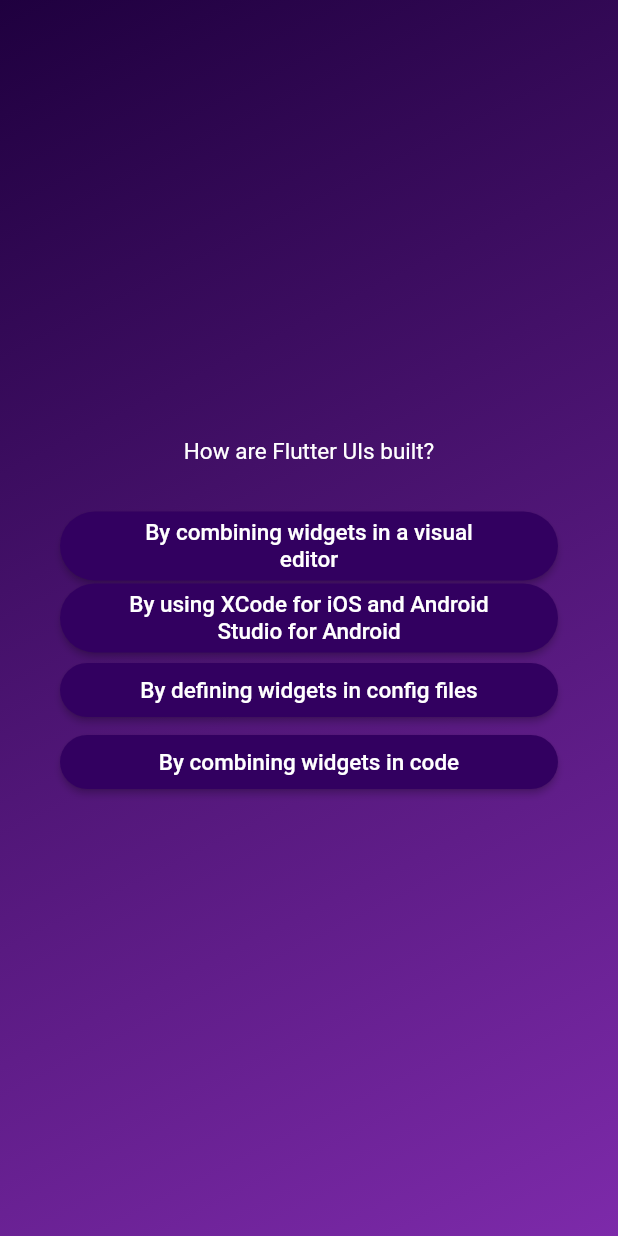
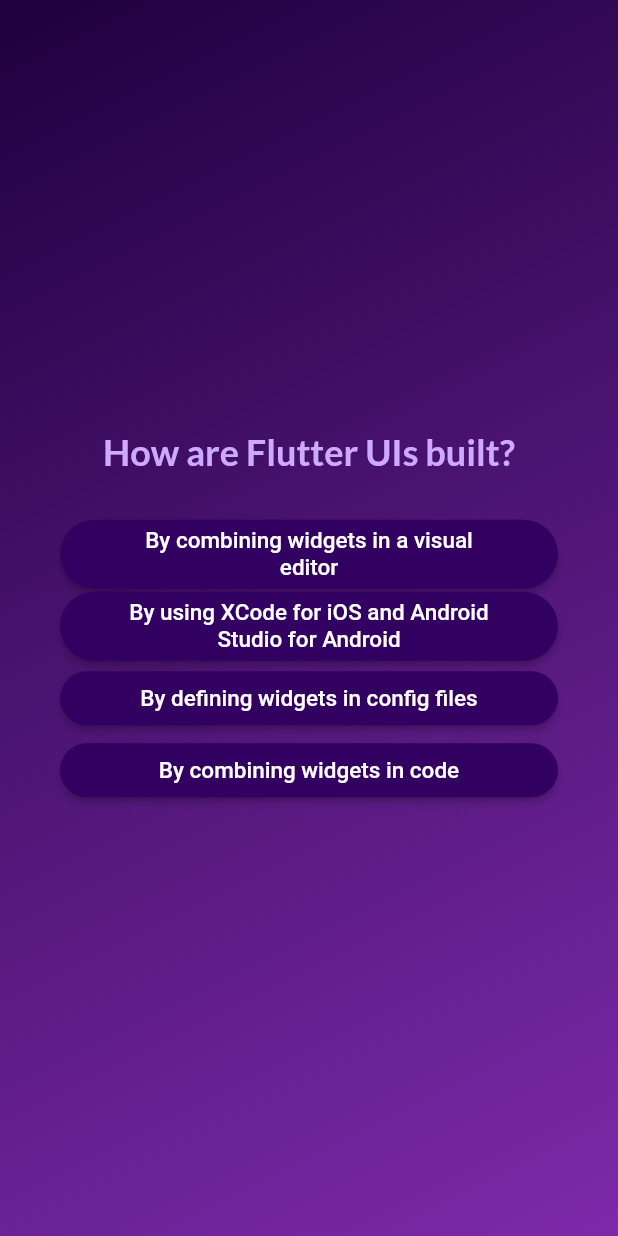
Before and after one commit to chiraag918/flutter_quiz_app, a Flutter app: the screen it shows after launch, after a tap on "Start Quiz", after a tap on "Components", on a phone screen of 412 x 824 dp. Run offline on Flutter 3.47's test engine with Material 2 defaults, Android fonts, the phone set to English and light mode, and no system bars; our stand-ins replace google_fonts.

Commit message:
Logic to handle answer clicks & custom fonts added

```diff
--- a/lib/custom_widgets/styled_text.dart
+++ b/lib/custom_widgets/styled_text.dart
@@ -1,18 +1,28 @@
 import 'package:flutter/material.dart';
+import 'package:google_fonts/google_fonts.dart';
 
 class StyledText extends StatelessWidget {
-  const StyledText(this.text,
-      {super.key, this.fontColor = Colors.white, required this.fontSize});
+  const StyledText(
+    this.text, {
+    super.key,
+    this.fontColor = Colors.white,
+    required this.fontSize,
+    this.googleFont = false,
+  });
 
   final String text;
   final Color fontColor;
   final double fontSize;
+  final bool googleFont;
 
   @override
   Widget build(context) {
     return Text(
       text,
-      style: TextStyle(color: fontColor, fontSize: fontSize),
+      style: googleFont
+          ? GoogleFonts.lato(
+              color: fontColor, fontSize: fontSize, fontWeight: FontWeight.bold)
+          : TextStyle(color: fontColor, fontSize: fontSize),
       textAlign: TextAlign.center,
     );
   }
--- a/lib/quiz.dart
+++ b/lib/quiz.dart
@@ -1,5 +1,6 @@
 import 'package:flutter/material.dart';
 import 'package:flutter_quiz_app/custom_widgets/gradient_container.dart';
+import 'package:flutter_quiz_app/data/questions.dart';
 import 'package:flutter_quiz_app/screens/questions_screen.dart';
 import 'package:flutter_quiz_app/screens/start_screen.dart';
 
@@ -14,11 +15,23 @@ class Quiz extends StatefulWidget {
 
 class _QuizState extends State<Quiz> {
   Widget? activeScreen;
+  List<String> selectedAnswers = [];
 
   void switchScreen() {
     setState(() {
-      activeScreen = const QuestionsScreen();
+      activeScreen = QuestionsScreen(chooseAnswer);
     });
+  }
+
+  void chooseAnswer(String answer) {
+    selectedAnswers.add(answer);
+
+    if (selectedAnswers.length == questions.length) {
+      setState(() {
+        selectedAnswers = [];
+        activeScreen = StartScreen(switchScreen);
+      });
+    }
   }
 
   @override
--- a/lib/screens/questions_screen.dart
+++ b/lib/screens/questions_screen.dart
@@ -4,7 +4,9 @@ import 'package:flutter_quiz_app/custom_widgets/styled_text.dart';
 import 'package:flutter_quiz_app/data/questions.dart';
 
 class QuestionsScreen extends StatefulWidget {
-  const QuestionsScreen({super.key});
+  const QuestionsScreen(this.onSelectAnswer, {super.key});
+
+  final void Function(String) onSelectAnswer;
 
   @override
   State<QuestionsScreen> createState() {
@@ -15,12 +17,12 @@ class QuestionsScreen extends StatefulWidget {
 class _QuestionsScreenState extends State<QuestionsScreen> {
   var currentQuestionIndex = 0;
 
-  void answerQuestion() {
-    if (currentQuestionIndex < questions.length - 1) {
-      setState(() {
-        currentQuestionIndex++;
-      });
-    }
+  void answerQuestion(String selectedAnswer) {
+    widget.onSelectAnswer(selectedAnswer);
+
+    setState(() {
+      currentQuestionIndex++;
+    });
   }
 
   @override
@@ -35,12 +37,21 @@ class _QuestionsScreenState extends State<QuestionsScreen> {
           mainAxisAlignment: MainAxisAlignment.center,
           crossAxisAlignment: CrossAxisAlignment.stretch,
           children: [
-            StyledText(currentQuestion.question, fontSize: 15),
+            StyledText(
+              currentQuestion.question,
+              fontColor: Color.fromARGB(255, 205, 169, 255),
+              fontSize: 24,
+              googleFont: true,
+            ),
             const SizedBox(
               height: 30,
             ),
             ...currentQuestion.getShuffledAnswers().map((answer) {
-              return AnswerOption(optionLabel: answer, onPress: answerQuestion);
+              return AnswerOption(
+                  optionLabel: answer,
+                  onPress: () {
+                    answerQuestion(answer);
+                  });
             }),
           ],
         ),
--- a/lib/screens/start_screen.dart
+++ b/lib/screens/start_screen.dart
@@ -20,8 +20,12 @@ class StartScreen extends StatelessWidget {
           const SizedBox(
             height: 70,
           ),
-          const StyledText('Learn Flutter the fun way!',
-              fontColor: Color.fromARGB(255, 210, 112, 255), fontSize: 24),
+          const StyledText(
+            'Learn Flutter the fun way!',
+            fontColor: Color.fromARGB(255, 210, 112, 255),
+            fontSize: 24,
+            googleFont: true,
+          ),
           const SizedBox(
             height: 30,
           ),
--- a/pubspec.yaml
+++ b/pubspec.yaml
@@ -34,6 +34,7 @@ dependencies:
   # The following adds the Cupertino Icons font to your application.
   # Use with the CupertinoIcons class for iOS style icons.
   cupertino_icons: ^1.0.2
+  google_fonts: ^4.0.4
 
 dev_dependencies:
   flutter_test:
```
Also changed, not shown: pubspec.lock, 7 other files.
